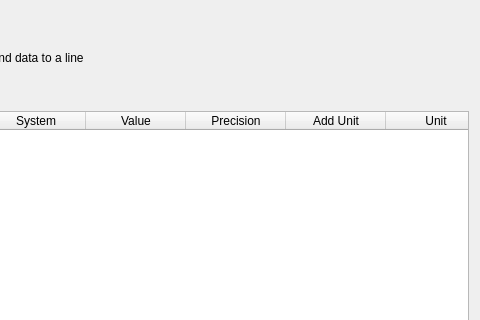
The window that GUI/LineEditPageWidget.ui (jimmyd-be/Hardware-Monitor-Applet) describes before a commit, drawn with Qt 5; both pictures show x 452 to 932 and y 0 to 320 of the 932 by 634 pixel window.
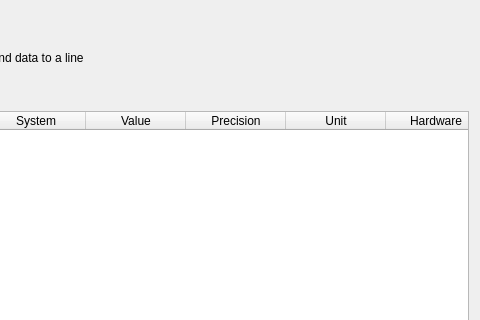
The same window after the commit. Icons and pictures are not drawn.

Commit message: Fixed saving and edit page issue

```diff
--- a/GUI/LineEditPageWidget.ui
+++ b/GUI/LineEditPageWidget.ui
@@ -155,11 +155,6 @@
          <string>Precision</string>
         </property>
        </column>
-       <column>
-        <property name="text">
-         <string>Add Unit</string>
-        </property>
-       </column>
        <column>
         <property name="text">
          <string>Unit</string>
@@ -170,6 +165,11 @@
          <string>Hardware</string>
         </property>
        </column>
+       <column>
+        <property name="text">
+         <string>Field</string>
+        </property>
+       </column>
       </widget>
      </item>
     </layout>
```
The commit also changes 7 other files.
